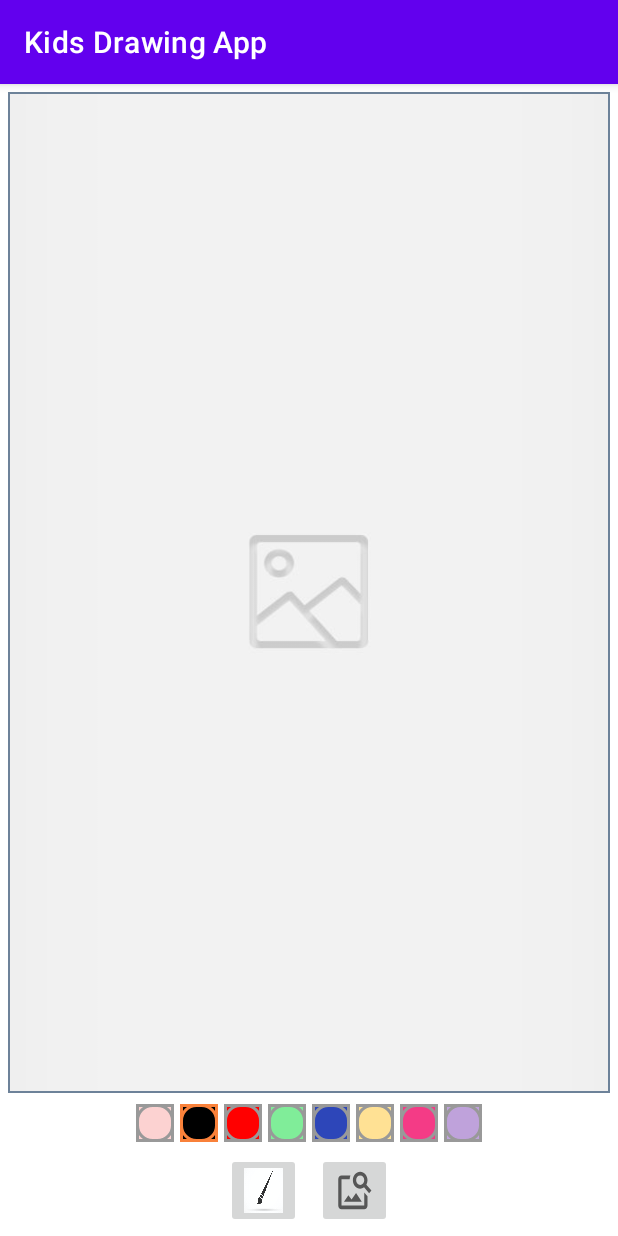
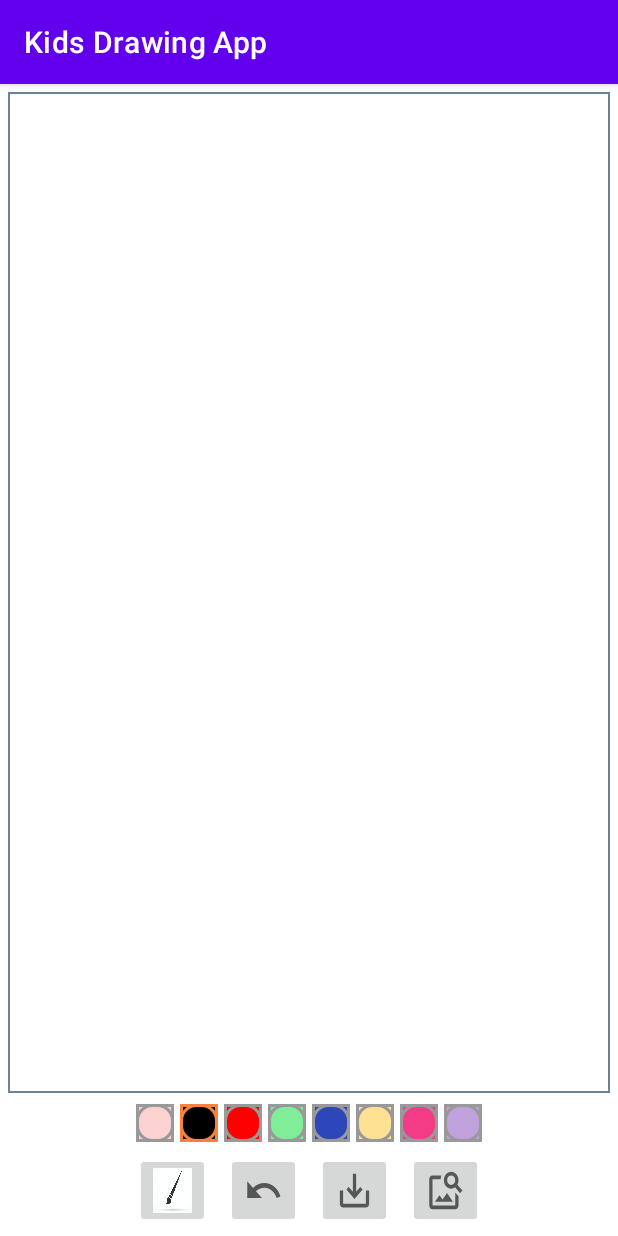
Before and after one commit to AybarsAcar/DrawingApplication, an Android app: the screen it shows after launch (MainActivity), on a phone screen of 412 x 824 dp. Run offline under Robolectric (Android 15) with nearby library versions, the phone set to English and light mode, and no system bars.

Commit message:
Image saving functionality added

```diff
--- /dev/null
+++ b/app/src/main/res/drawable/ic_baseline_save_alt_24.xml
@@ -0,0 +1,10 @@
+<vector xmlns:android="http://schemas.android.com/apk/res/android"
+    android:width="24dp"
+    android:height="24dp"
+    android:viewportWidth="24"
+    android:viewportHeight="24"
+    android:tint="?attr/colorControlNormal">
+  <path
+      android:fillColor="@android:color/white"
+      android:pathData="M19,12v7L5,19v-7L3,12v7c0,1.1 0.9,2 2,2h14c1.1,0 2,-0.9 2,-2v-7h-2zM13,12.67l2.59,-2.58L17,11.5l-5,5 -5,-5 1.41,-1.41L11,12.67L11,3h2z"/>
+</vector>
--- /dev/null
+++ b/app/src/main/res/drawable/ic_baseline_undo_24.xml
@@ -0,0 +1,10 @@
+<vector xmlns:android="http://schemas.android.com/apk/res/android"
+    android:width="24dp"
+    android:height="24dp"
+    android:viewportWidth="24"
+    android:viewportHeight="24"
+    android:tint="?attr/colorControlNormal">
+  <path
+      android:fillColor="@android:color/white"
+      android:pathData="M12.5,8c-2.65,0 -5.05,0.99 -6.9,2.6L2,7v9h9l-3.62,-3.62c1.39,-1.16 3.16,-1.88 5.12,-1.88 3.54,0 6.55,2.31 7.6,5.5l2.37,-0.78C21.08,11.03 17.15,8 12.5,8z"/>
+</vector>
--- a/app/src/main/res/layout/activity_main.xml
+++ b/app/src/main/res/layout/activity_main.xml
@@ -27,8 +27,7 @@
             android:layout_height="match_parent"
 
             android:contentDescription="background image"
-            android:scaleType="centerCrop"
-            android:src="@drawable/image" />
+            android:scaleType="centerCrop" />
 
         <com.aybarsacar.kidsdrawingapp.DrawingView
             android:id="@+id/drawing_view"
@@ -179,6 +178,29 @@
 
 
         <ImageButton
+            android:id="@+id/ib_undo"
+            android:layout_width="50dp"
+            android:layout_height="50dp"
+            android:layout_margin="5dp"
+            android:contentDescription="undo image"
+            android:scaleType="fitXY"
+            android:src="@drawable/ic_baseline_undo_24"
+
+            />
+
+        <ImageButton
+            android:id="@+id/ib_save"
+            android:layout_width="50dp"
+            android:layout_height="50dp"
+            android:layout_margin="5dp"
+            android:contentDescription="save image"
+            android:scaleType="fitXY"
+            android:src="@drawable/ic_baseline_save_alt_24"
+
+            />
+
+
+        <ImageButton
             android:id="@+id/ib_gallery"
             android:layout_width="50dp"
             android:layout_height="50dp"
@@ -189,6 +211,7 @@
 
             />
 
+
     </LinearLayout>
 
 
```
Also changed, not shown: app/src/main/AndroidManifest.xml (+15 -0 lines), app/src/main/java/com/aybarsacar/kidsdrawingapp/DrawingView.kt (+14 -1 lines), app/src/main/java/com/aybarsacar/kidsdrawingapp/MainActivity.kt (+95 -3 lines), app/src/main/res/xml/path.xml (added, +9 -0 lines).
